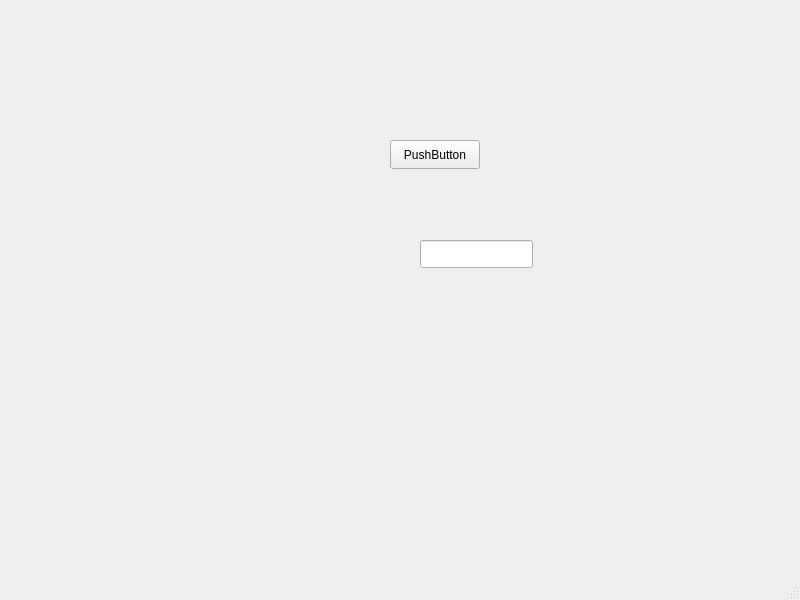
Above: client.ui from CSCE1102-S26/csce1102-classroom-s26-assignment-2-CSCE1102-S26_Assign2 before the change. Below: the same form after it.
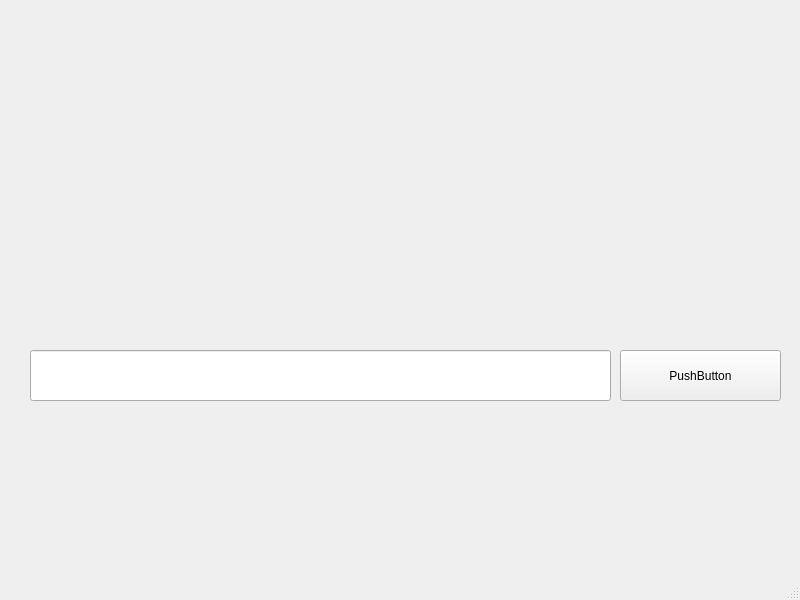
That is the form after the change.

Commit message: Added most of the JSON message structures. Profile controller code almost fully implemented

Diff of the .ui file:
```diff
--- a/client.ui
+++ b/client.ui
@@ -17,10 +17,10 @@
    <widget class="QPushButton" name="sendButton">
     <property name="geometry">
      <rect>
-      <x>390</x>
-      <y>140</y>
-      <width>90</width>
-      <height>29</height>
+      <x>620</x>
+      <y>350</y>
+      <width>161</width>
+      <height>51</height>
      </rect>
     </property>
     <property name="text">
@@ -30,10 +30,10 @@
    <widget class="QLineEdit" name="messagelineEdit">
     <property name="geometry">
      <rect>
-      <x>420</x>
-      <y>240</y>
-      <width>113</width>
-      <height>28</height>
+      <x>30</x>
+      <y>350</y>
+      <width>581</width>
+      <height>51</height>
      </rect>
     </property>
    </widget>
```
Left out of the diff: 10 changed lines with no effect on the pictures.
